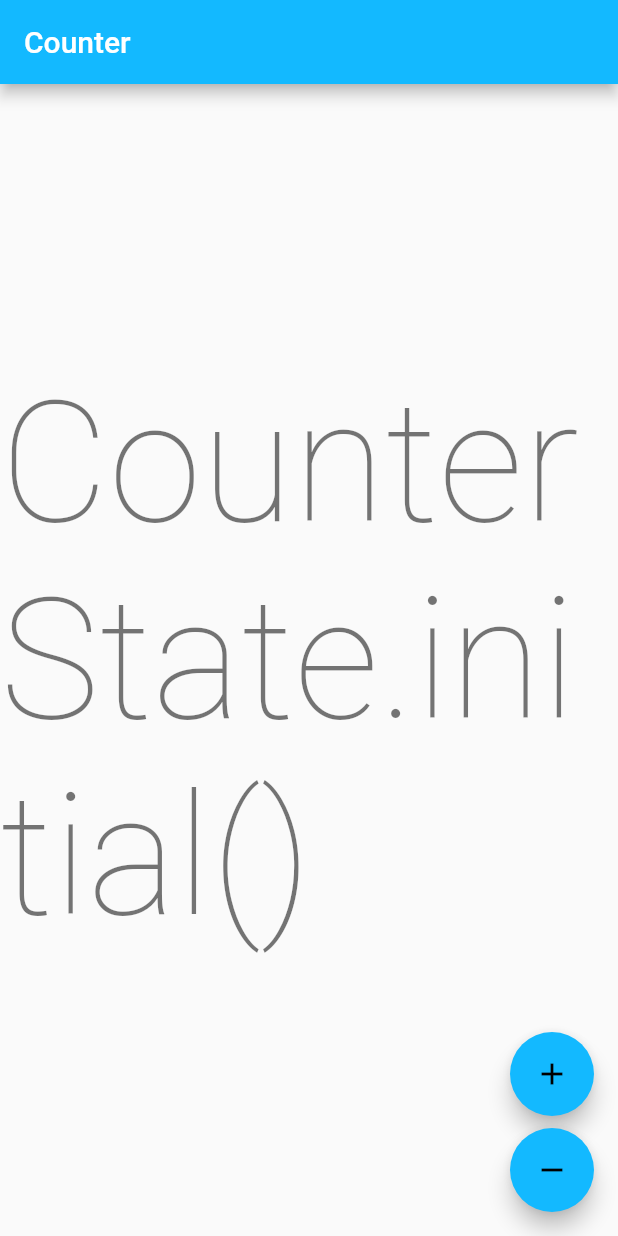
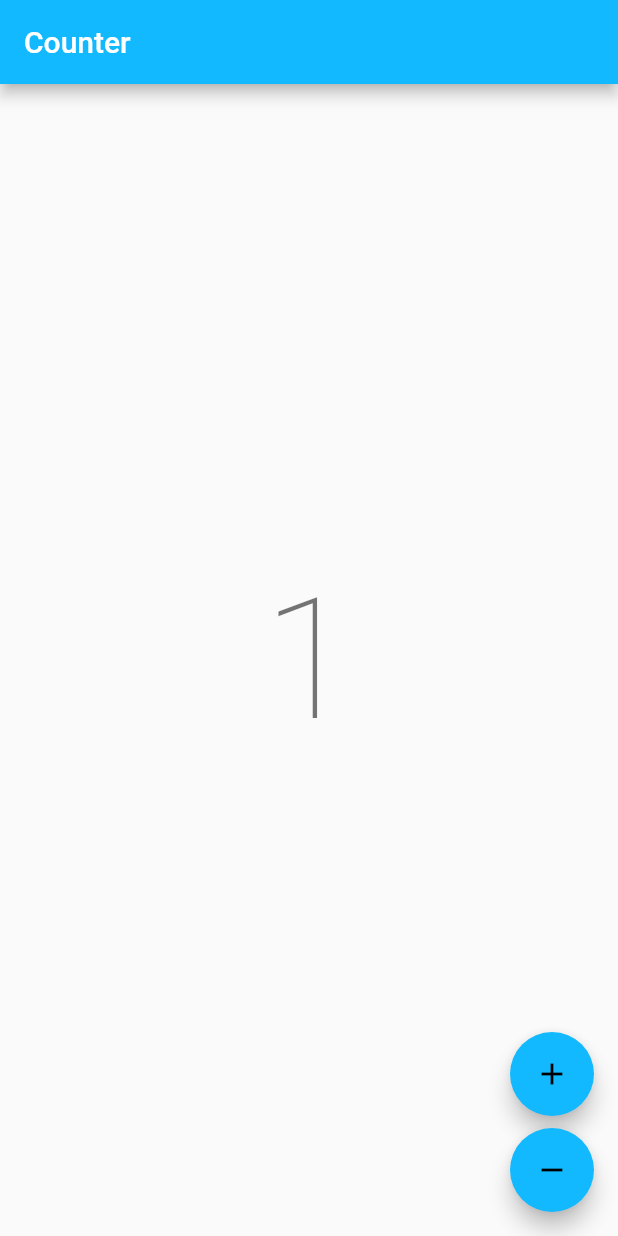
Before and after one commit to Tyrn/comal, a Flutter app: the screen it shows after launch, after a tap on the "add" icon, on a phone screen of 412 x 824 dp. Run offline on Flutter 3.47's test engine with Material 2 defaults, Android fonts, the phone set to English and light mode, and no system bars; our stand-ins replace bloc, flutter_bloc, freezed_annotation; missing offline and left inert: window_size; generated files the repository leaves out were written again.

Commit message:
Working freezed CounterBloc with on<_Increment> handlers

```diff
--- a/lib/counter/bloc/counter_bloc.dart
+++ b/lib/counter/bloc/counter_bloc.dart
@@ -1,3 +1,4 @@
+// Package imports:
 import 'package:bloc/bloc.dart';
 import 'package:freezed_annotation/freezed_annotation.dart';
 
@@ -7,8 +8,13 @@ part 'counter_bloc.freezed.dart';
 
 class CounterBloc extends Bloc<CounterEvent, CounterState> {
   CounterBloc() : super(const CounterState.initial()) {
-    on<CounterEvent>((event, emit) {
-      // TODO: implement event handler
+    on<_Increment>((event, emit) {
+      emit(CounterState.current(state.value + 1));
+    });
+    on<_Decrement>((event, emit) {
+      emit(CounterState.current(state.value - 1));
     });
   }
+  void increment() => add(const CounterEvent.increment());
+  void decrement() => add(const CounterEvent.decrement());
 }
--- a/lib/counter/bloc/counter_event.dart
+++ b/lib/counter/bloc/counter_event.dart
@@ -2,5 +2,7 @@ part of 'counter_bloc.dart';
 
 @freezed
 class CounterEvent with _$CounterEvent {
-  const factory CounterEvent.started() = _Started;
+  // const factory CounterEvent.started() = _Started;
+  const factory CounterEvent.increment() = _Increment;
+  const factory CounterEvent.decrement() = _Decrement;
 }
--- a/lib/counter/bloc/counter_state.dart
+++ b/lib/counter/bloc/counter_state.dart
@@ -2,5 +2,6 @@ part of 'counter_bloc.dart';
 
 @freezed
 class CounterState with _$CounterState {
-  const factory CounterState.initial() = _Initial;
+  const factory CounterState.initial([@Default(0) int value]) = _Initial;
+  const factory CounterState.current(int value) = _Current;
 }
--- a/lib/counter/view/counter_page.dart
+++ b/lib/counter/view/counter_page.dart
@@ -14,7 +14,6 @@ class CounterPage extends StatelessWidget {
   @override
   Widget build(BuildContext context) {
     return BlocProvider(
-      // create: (_) => CounterCubit(),
       create: (_) => CounterBloc(),
       child: const CounterView(),
     );
@@ -35,16 +34,12 @@ class CounterView extends StatelessWidget {
         crossAxisAlignment: CrossAxisAlignment.end,
         children: [
           FloatingActionButton(
-            // onPressed: () => context.read<CounterCubit>().increment(),
-            onPressed: () =>
-                context.read<CounterBloc>().add(CounterIncrementPressed()),
+            onPressed: () => context.read<CounterBloc>().increment(),
             child: const Icon(Icons.add),
           ),
           const SizedBox(height: 8),
           FloatingActionButton(
-            // onPressed: () => context.read<CounterCubit>().decrement(),
-            onPressed: () =>
-                context.read<CounterBloc>().add(CounterDecrementPressed()),
+            onPressed: () => context.read<CounterBloc>().decrement(),
             child: const Icon(Icons.remove),
           ),
         ],
@@ -59,8 +54,7 @@ class CounterText extends StatelessWidget {
   @override
   Widget build(BuildContext context) {
     final theme = Theme.of(context);
-    // final count = context.select((CounterCubit cubit) => cubit.state);
-    final count = context.select((CounterBloc bloc) => bloc.state);
+    final count = context.select((CounterBloc bloc) => bloc.state.value);
     return Text('$count', style: theme.textTheme.displayLarge);
   }
 }
```
Also changed, not shown: lib/counter/bloc/counter_bloc.freezed.dart.
